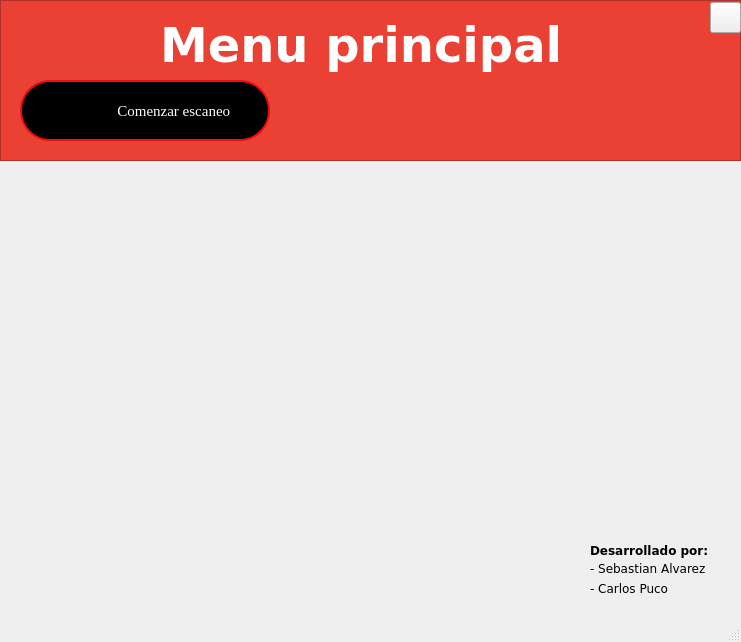
This is UI_Files/dash.UI in jsalvarez44/alphabet-sign-languaje-recognition as Qt 5 draws it before an edit. The edited form follows.
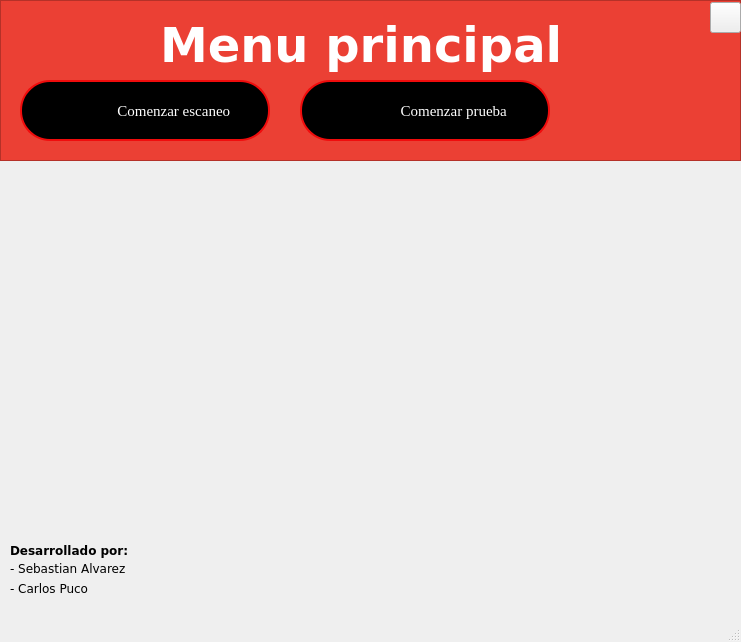
This is the edited form. Icons and pictures are not drawn.

What changed in the file:
```diff
--- a/UI_Files/dash.UI
+++ b/UI_Files/dash.UI
@@ -133,7 +133,7 @@
    <widget class="QLabel" name="label_2">
     <property name="geometry">
      <rect>
-      <x>590</x>
+                        <x>10</x>
       <y>540</y>
       <width>131</width>
       <height>21</height>
@@ -153,7 +153,7 @@
    <widget class="QLabel" name="label_3">
     <property name="geometry">
      <rect>
-      <x>590</x>
+                        <x>10</x>
       <y>560</y>
       <width>121</width>
       <height>16</height>
@@ -171,7 +171,7 @@
    <widget class="QLabel" name="label_4">
     <property name="geometry">
      <rect>
-      <x>590</x>
+                        <x>10</x>
       <y>580</y>
       <width>101</width>
       <height>16</height>
@@ -186,6 +186,50 @@
      <string>- Carlos Puco</string>
     </property>
    </widget>
+            <widget class="QPushButton" name="scan_test">
+                <property name="geometry">
+                    <rect>
+                        <x>300</x>
+                        <y>80</y>
+                        <width>250</width>
+                        <height>61</height>
+                    </rect>
+                </property>
+                <property name="font">
+                    <font>
+                        <family>Times New Roman</family>
+                        <pointsize>11</pointsize>
+                        <weight>50</weight>
+                        <italic>false</italic>
+                        <bold>false</bold>
+                    </font>
+                </property>
+                <property name="layoutDirection">
+                    <enum>Qt::LeftToRight</enum>
+                </property>
+                <property name="autoFillBackground">
+                    <bool>false</bool>
+                </property>
+                <property name="styleSheet">
+                    <string notr="true">QPushButton#scan_test{
+padding-left:-40px;
+color:white;
+background-color:black;
+border: 2px solid #f00c0c; border-radius:30px;
+font: 11pt &quot;Times New Roman&quot;;
+background-image:url(&quot;icons/scan.png&quot;);
+background-repeat:none;
+}
+QPushButton#scan_test:hover
+{
+    background-color:#f00c0c;
+    color:black;
+}</string>
+                </property>
+                <property name="text">
+                    <string>                          Comenzar prueba</string>
+                </property>
+            </widget>
   </widget>
   <widget class="QMenuBar" name="menubar">
    <property name="geometry">
```
Left out of the diff: 12 changed lines with no effect on the pictures. Lines whose indentation alone changed are shown as unchanged.
